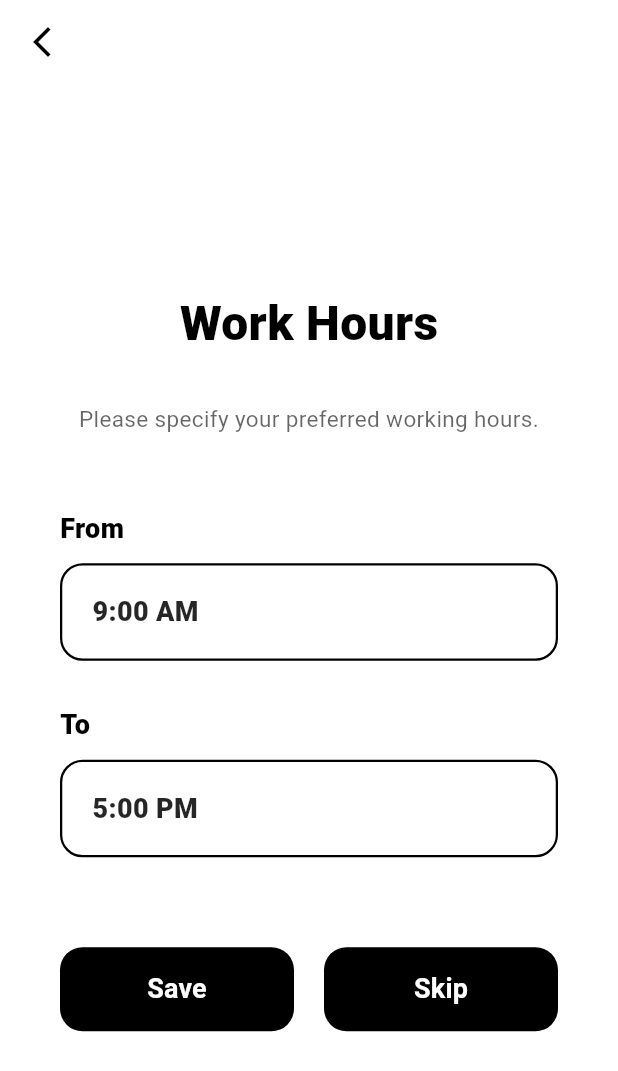
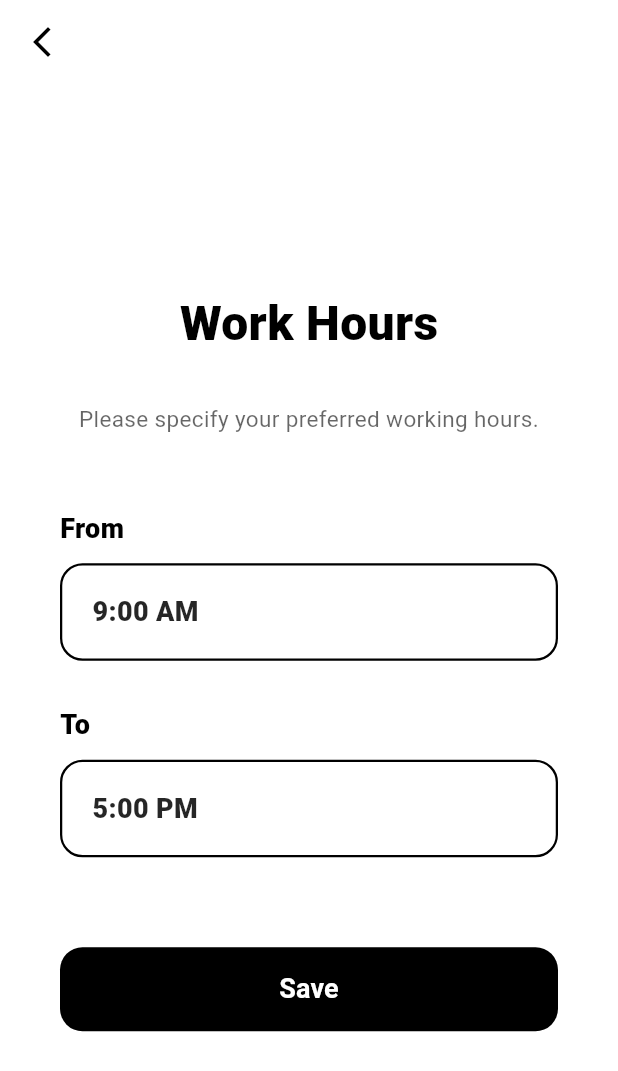
Before and after one commit to ilano-K/Praiority, a Flutter app: the WorkHours screen opened directly, on a phone screen of 412 x 824 dp. Shown: the top 1071 px of the screen. Run offline on Flutter 3.47's test engine with Material 3 defaults, Android fonts, the phone set to English and light mode, and no system bars; our stand-ins replace dio, equatable, flutter_local_notifications, flutter_riverpod, google_sign_in, isar and 4 more; missing offline and left inert: rrule; accounts and stored records are empty; generated files the repository leaves out were written again.

Commit message:
para required na si work hours

```diff
--- a/flutter_app/lib/features/settings/presentation/pages/work_hours.dart
+++ b/flutter_app/lib/features/settings/presentation/pages/work_hours.dart
@@ -7,12 +7,11 @@ import 'package:flutter_app/features/settings/presentation/pages/mode_option.dar
 import 'package:flutter_riverpod/flutter_riverpod.dart';
 
 class WorkHours extends ConsumerStatefulWidget {
-  // Flag to determine navigation path
   final bool isFromSidebar;
 
   const WorkHours({
     super.key,
-    this.isFromSidebar = false, // Defaults to false for onboarding
+    this.isFromSidebar = false,
   });
 
   @override
@@ -37,9 +36,9 @@ class _WorkHoursState extends ConsumerState<WorkHours> {
     return "$hour:$minute";
   }
 
-  Future<void> _handleNavigation({bool waitForSave = false}) async {
+  // ✅ Simplified navigation: Validation and Saving are now mandatory
+  Future<void> _handleSaveAndNavigate() async {
     // 1. VALIDATION
-    if (waitForSave) {
     final int startMinutes = (_fromTime.hour * 60) + _fromTime.minute;
     final int endMinutes = (_toTime.hour * 60) + _toTime.minute;
 
@@ -52,27 +51,22 @@ class _WorkHoursState extends ConsumerState<WorkHours> {
       _showError("End time must be later than Start time.");
       return;
     }
-    }
 
     setState(() => _isLoading = true);
 
     // 2. SAVING
-    if (waitForSave == true) {
     final String dbFrom = _to24HourFormat(_fromTime);
     final String dbTo = _to24HourFormat(_toTime);
     final settingsController = ref.read(settingsControllerProvider.notifier);
     await settingsController.saveSettings(dbFrom, dbTo);
-    }
 
     // 3. SMART NAVIGATION
     await Future.delayed(const Duration(milliseconds: 300));
     if (!mounted) return;
 
     if (widget.isFromSidebar) {
-      // If opened from Sidebar, just return to the Calendar
       Navigator.pop(context);
     } else {
-      // If Onboarding, move to the next step
       Navigator.pushReplacement(
         context,
         MaterialPageRoute(builder: (context) => const ModeOption()),
@@ -100,7 +94,6 @@ class _WorkHoursState extends ConsumerState<WorkHours> {
       children: [
         Scaffold(
           backgroundColor: colorScheme.surface,
-          // Added a back button for sidebar users
           appBar: widget.isFromSidebar
             ? AppBar(
                 backgroundColor: Colors.transparent,
@@ -162,24 +155,11 @@ class _WorkHoursState extends ConsumerState<WorkHours> {
 
                   const SizedBox(height: 60),
 
-                  Row(
-                    children: [
-                      Expanded(
-                        child: _buildActionButton(
+                  // ✅ Removed the Row and the Skip button
+                  _buildActionButton(
                     text: "Save",
                     colorScheme: colorScheme,
-                          onPressed: _isLoading ? null : () => _handleNavigation(waitForSave: true),
-                        ),
-                      ),
-                      const SizedBox(width: 20),
-                      Expanded(
-                        child: _buildActionButton(
-                          text: "Skip",
-                          colorScheme: colorScheme,
-                          onPressed: _isLoading ? null : _handleNavigation,
-                        ),
-                      ),
-                    ],
+                    onPressed: _isLoading ? null : _handleSaveAndNavigate,
                   ),
                 ],
               ),
@@ -230,6 +210,7 @@ class _WorkHoursState extends ConsumerState<WorkHours> {
 
   Widget _buildActionButton({required String text, required VoidCallback? onPressed, required ColorScheme colorScheme}) {
     return SizedBox(
+      width: double.infinity, // ✅ Added width to make the button full-width
       height: 56,
       child: ElevatedButton(
         onPressed: onPressed,
```
Lines whose indentation alone changed are shown as unchanged.
